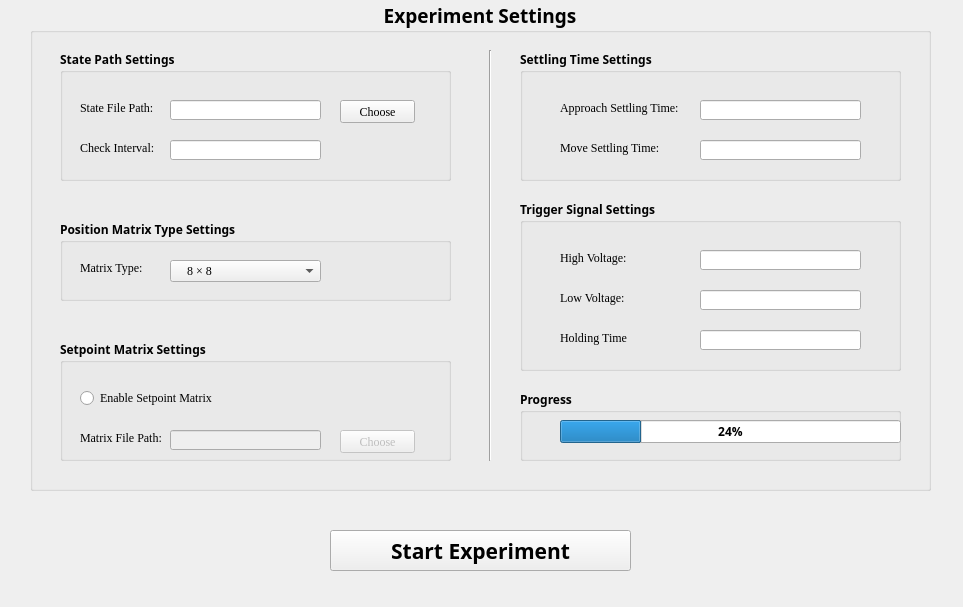
Before: the Qt Designer form nova.ui in motein/afm_control_nova_script, drawn with Qt 5.
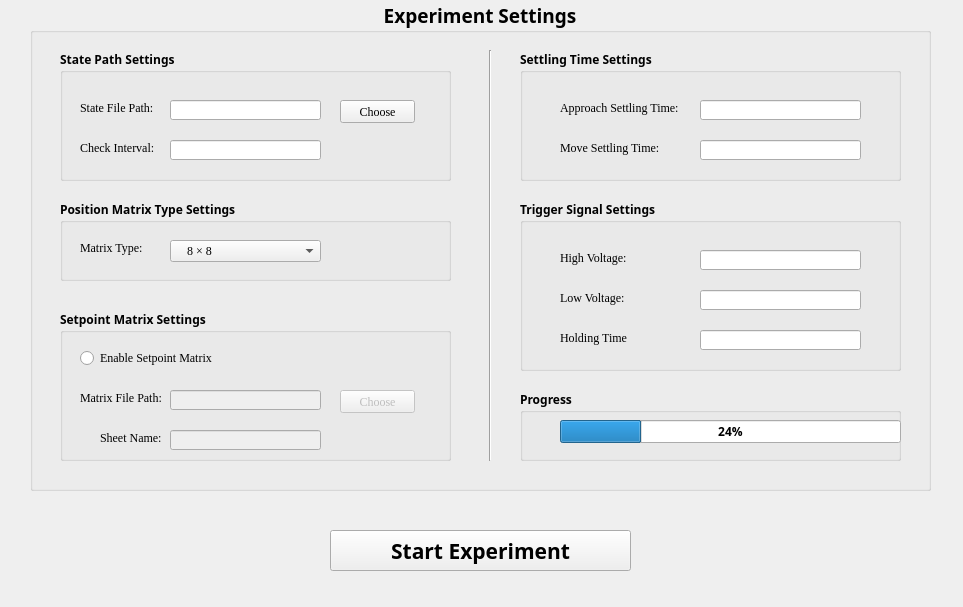
After: the same form once the commit is applied.

Patch:
```diff
--- a/nova.ui
+++ b/nova.ui
@@ -2,6 +2,9 @@
 <ui version="4.0">
  <class>Form</class>
  <widget class="QWidget" name="Form">
+  <property name="enabled">
+   <bool>true</bool>
+  </property>
   <property name="geometry">
    <rect>
     <x>0</x>
@@ -171,7 +174,7 @@
     <property name="geometry">
      <rect>
       <x>30</x>
-      <y>220</y>
+      <y>200</y>
       <width>391</width>
       <height>81</height>
      </rect>
@@ -270,9 +273,9 @@
     <property name="geometry">
      <rect>
       <x>30</x>
-      <y>340</y>
+      <y>310</y>
       <width>391</width>
-      <height>121</height>
+      <height>151</height>
      </rect>
     </property>
     <property name="font">
@@ -296,7 +299,7 @@
      <property name="geometry">
       <rect>
        <x>20</x>
-       <y>90</y>
+       <y>80</y>
        <width>101</width>
        <height>16</height>
       </rect>
@@ -319,7 +322,7 @@
      <property name="geometry">
       <rect>
        <x>110</x>
-       <y>90</y>
+       <y>80</y>
        <width>151</width>
        <height>20</height>
       </rect>
@@ -339,7 +342,7 @@
      <property name="geometry">
       <rect>
        <x>280</x>
-       <y>90</y>
+       <y>80</y>
        <width>75</width>
        <height>23</height>
       </rect>
@@ -362,7 +365,7 @@
      <property name="geometry">
       <rect>
        <x>20</x>
-       <y>50</y>
+       <y>40</y>
        <width>161</width>
        <height>16</height>
       </rect>
@@ -378,6 +381,46 @@
       <string>Enable Setpoint Matrix</string>
      </property>
     </widget>
+    <widget class="QLabel" name="label_7">
+     <property name="geometry">
+      <rect>
+       <x>40</x>
+       <y>120</y>
+       <width>71</width>
+       <height>16</height>
+      </rect>
+     </property>
+     <property name="font">
+      <font>
+       <family>Times New Roman</family>
+       <weight>50</weight>
+       <bold>false</bold>
+      </font>
+     </property>
+     <property name="text">
+      <string>Sheet Name:</string>
+     </property>
+    </widget>
+    <widget class="QLineEdit" name="lineEdit_6">
+     <property name="enabled">
+      <bool>false</bool>
+     </property>
+     <property name="geometry">
+      <rect>
+       <x>110</x>
+       <y>120</y>
+       <width>151</width>
+       <height>20</height>
+      </rect>
+     </property>
+     <property name="font">
+      <font>
+       <family>Times New Roman</family>
+       <weight>50</weight>
+       <bold>false</bold>
+      </font>
+     </property>
+    </widget>
    </widget>
    <widget class="QGroupBox" name="groupBox_2">
     <property name="geometry">
```
